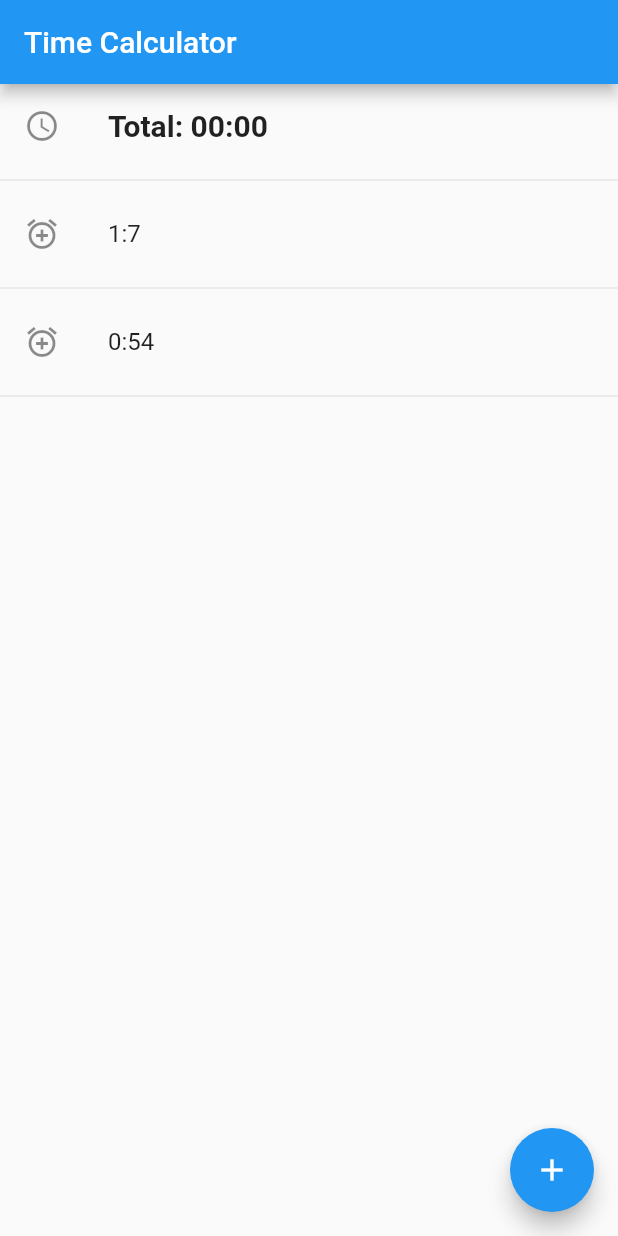
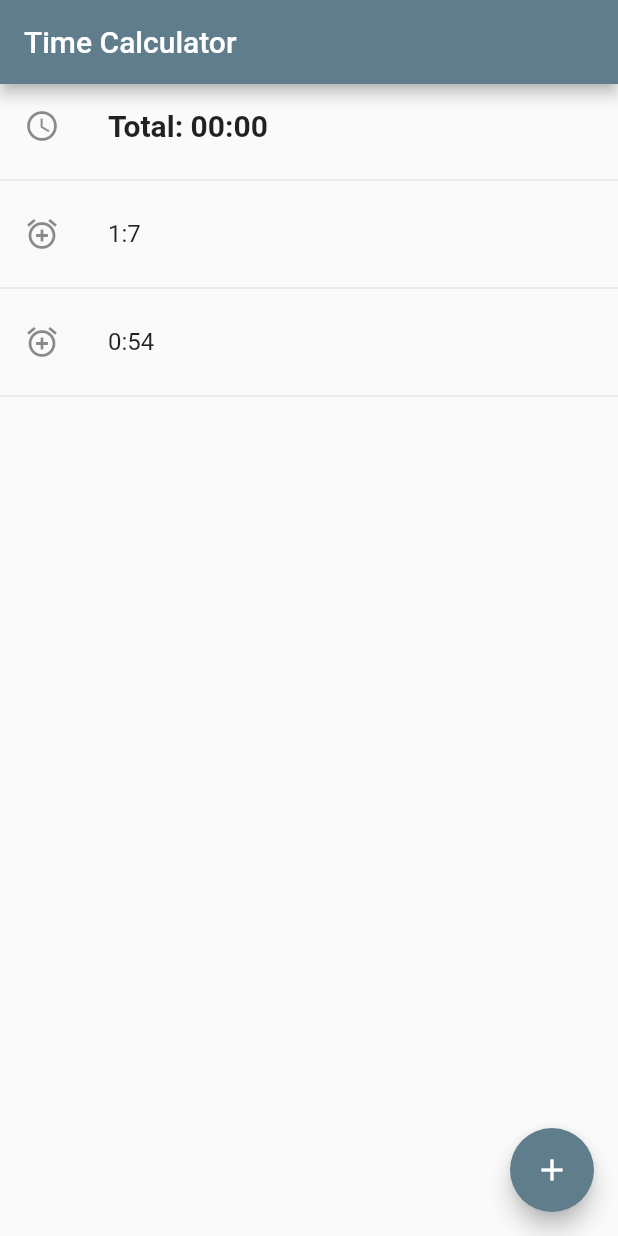
Before and after one commit to carloscasalar/time_calculator, a Flutter app: the screen it shows after launch, on a phone screen of 412 x 824 dp. Run offline on Flutter 3.47's test engine with Material 2 defaults, Android fonts, the phone set to English and light mode, and no system bars.

```diff
--- a/lib/main.dart
+++ b/lib/main.dart
@@ -1,6 +1,7 @@
 import 'package:flutter/material.dart';
 
 import 'TimeDetail/TimeDetail.dart';
+import 'TimeService.dart';
 import 'TotalTime/TotalTime.dart';
 
 void main() => runApp(MyApp());
@@ -12,11 +13,25 @@ class MyApp extends StatelessWidget {
     return MaterialApp(
       title: 'Flutter Demo',
       theme: ThemeData(
-        primarySwatch: Colors.blue,
+        primarySwatch: Colors.blueGrey,
       ),
-      home: new MainLayout(),
+      home: new TimeState(
+        child: new MainLayout(),
+      ),
     );
   }
+}
+
+class TimeState extends InheritedWidget{
+  final timeService = new TimeService();
+
+  TimeState({Widget child}) : super(child: child);
+
+  @override
+  bool updateShouldNotify(InheritedWidget oldWidget) => true;
+
+  static TimeState of(BuildContext context) =>
+      context.inheritFromWidgetOfExactType(TimeState);
 }
 
 class MainLayout extends StatelessWidget {
@@ -40,7 +55,12 @@ class MainLayout extends StatelessWidget {
               );
             }).then<TimeOfDay>((TimeOfDay time) {
             if (time != null) {
-              print('Time choosen ${time.format(context)}');
+              TimeState.of(context).timeService.addTime(
+                new TimeValue(
+                  hours: time.hour,
+                  minutes: time.minute
+                )
+              );
             }
           });
         },
--- a/pubspec.yaml
+++ b/pubspec.yaml
@@ -23,6 +23,8 @@ dependencies:
   # The following adds the Cupertino Icons font to your application.
   # Use with the CupertinoIcons class for iOS style icons.
   cupertino_icons: ^0.1.2
+
+  flutter_redux: ^0.5.3
 
 dev_dependencies:
   flutter_test:
```
Also changed, not shown: pubspec.lock.
